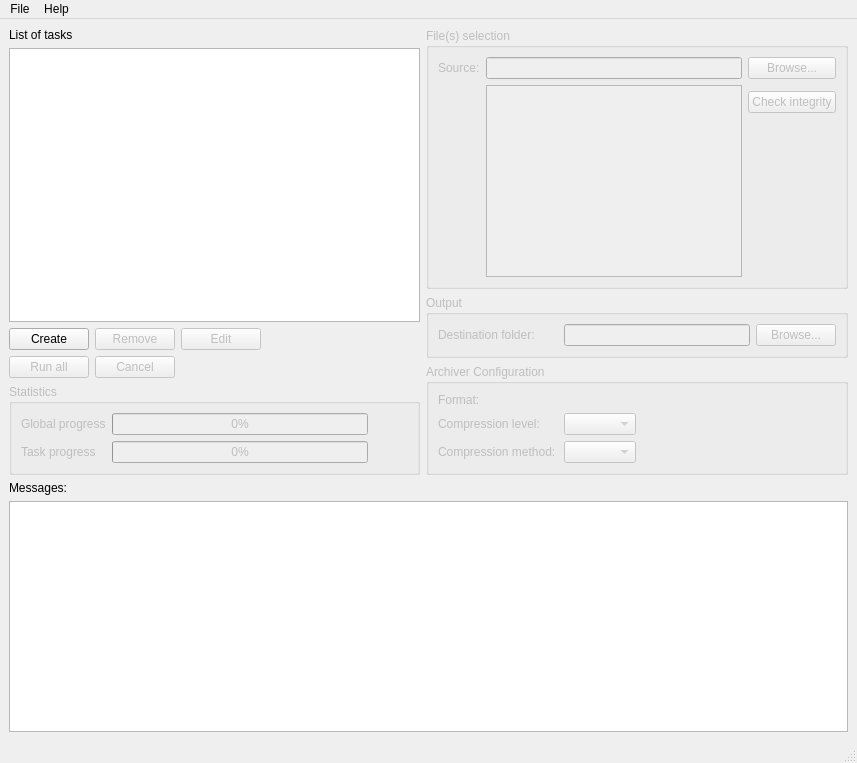
The window that packy/ui/main_window.ui (mnchapel/packy) describes before a commit, drawn with Qt 5.
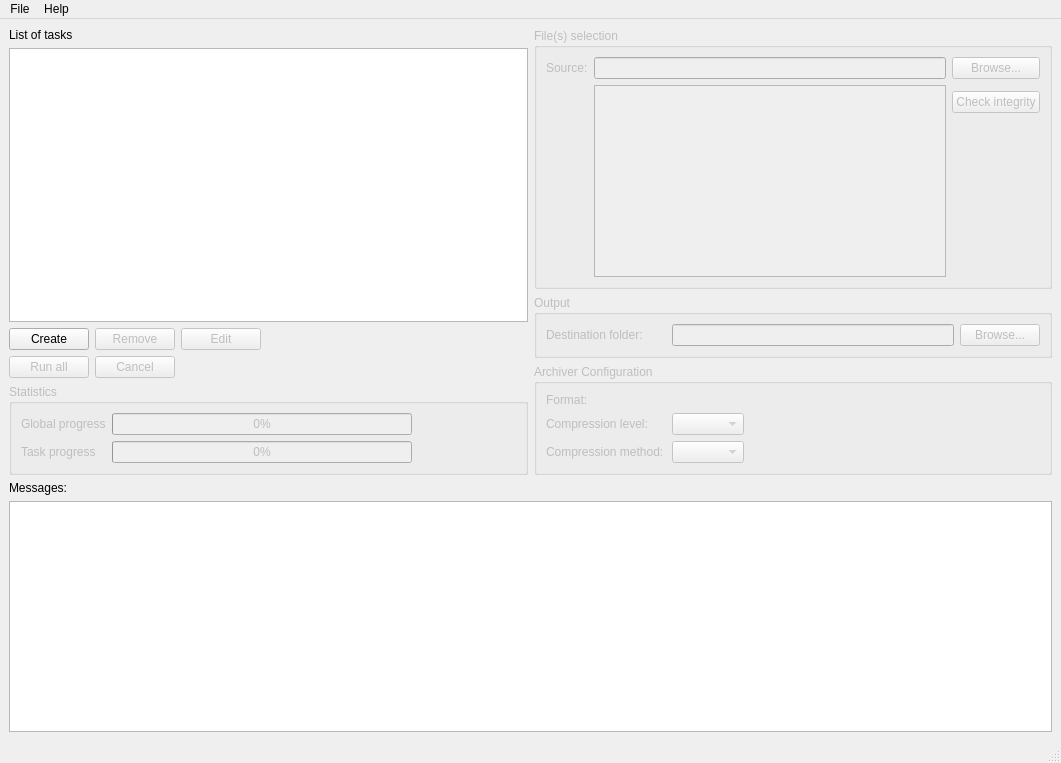
The same window after the commit. Custom widgets are drawn as their Qt base class.

Commit message: Fix a bad stretching in the MainWindow

Diff of the .ui file:
```diff
--- a/packy/ui/main_window.ui
+++ b/packy/ui/main_window.ui
@@ -6,7 +6,7 @@
    <rect>
     <x>0</x>
     <y>0</y>
-    <width>857</width>
+    <width>1061</width>
     <height>763</height>
    </rect>
   </property>
@@ -159,7 +159,7 @@
           </widget>
          </item>
          <item row="1" column="1">
-          <layout class="QHBoxLayout" name="destination_folder_layout" stretch="1,0">
+          <layout class="QHBoxLayout" name="destination_folder_layout" stretch="1,0,0">
            <item>
             <widget class="QLineEdit" name="destination_folder_input">
              <property name="sizePolicy">
@@ -192,6 +192,19 @@
              </property>
             </widget>
            </item>
+           <item>
+            <spacer name="destination_folder_spacer">
+             <property name="orientation">
+              <enum>Qt::Orientation::Horizontal</enum>
+             </property>
+             <property name="sizeHint" stdset="0">
+              <size>
+               <width>0</width>
+               <height>0</height>
+              </size>
+             </property>
+            </spacer>
+           </item>
           </layout>
          </item>
         </layout>
@@ -607,7 +620,7 @@
     <rect>
      <x>0</x>
      <y>0</y>
-     <width>857</width>
+     <width>1061</width>
      <height>22</height>
     </rect>
    </property>
```
